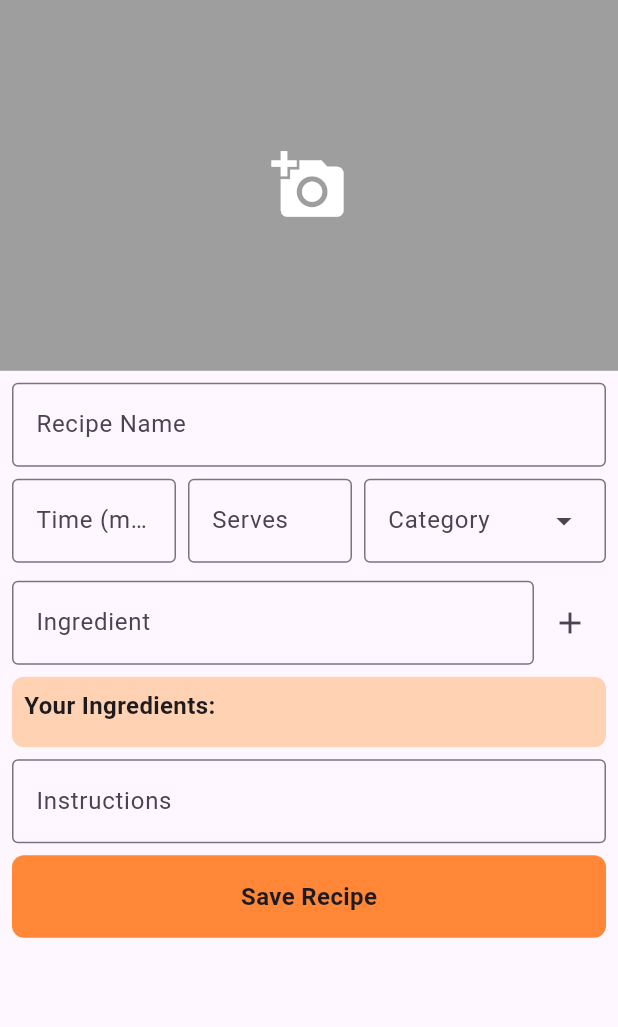
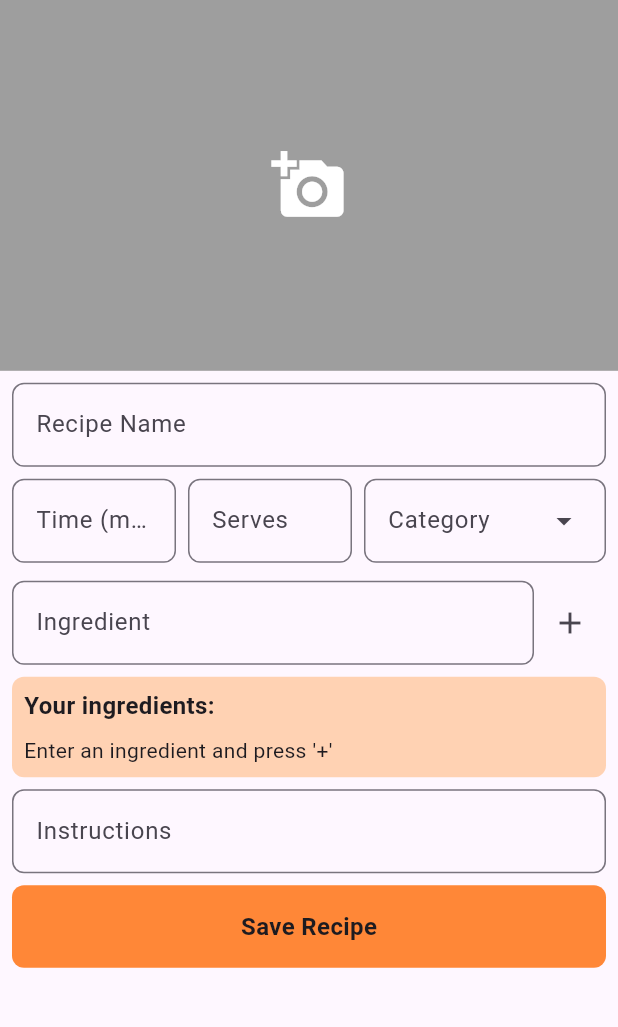
Before and after one commit to PypaertSybrin/app-eindopdracht, a Flutter app: the RecipeCreate screen opened directly, on a phone screen of 412 x 824 dp, the part 84-1111 px from its top. Run offline on Flutter 3.47's test engine with Material 3 defaults, Android fonts, the phone set to English and light mode, and no system bars; our stand-ins replace cloud_firestore, firebase_auth, firebase_core, firebase_storage, flutter_local_notifications, image_picker and 3 more; missing offline and left inert: dart:ffi; accounts and stored records are empty.

Commit message:
feat: added validation when creating recipe + change textfield layouts

```diff
--- a/tastytrade/lib/routes/auth/login.dart
+++ b/tastytrade/lib/routes/auth/login.dart
@@ -16,8 +16,8 @@ class Login extends StatefulWidget {
 }
 
 class _LoginState extends State<Login> {
-  String email = '';
-  String password = '';
+  String email = 'sybrin.pypaert@student.howest.be';
+  String password = 'Sybrin1234';
   bool isLoading = false;
   bool error = false;
 
@@ -108,6 +108,7 @@ class _LoginState extends State<Login> {
                         border: InputBorder.none,
                         labelStyle: TextStyle(color: Colors.grey[400]),
                       ),
+                      keyboardType: TextInputType.emailAddress,
                       cursorColor: Colors.black,
                       onChanged: (value) => email = value,
                     ),
--- a/tastytrade/lib/routes/auth/sign_up.dart
+++ b/tastytrade/lib/routes/auth/sign_up.dart
@@ -201,6 +201,7 @@ class _SignUpState extends State<SignUp> {
                         border: InputBorder.none,
                         labelStyle: TextStyle(color: Colors.grey[400]),
                       ),
+                      keyboardType: TextInputType.emailAddress,
                       cursorColor: Colors.black,
                       onChanged: (value) => email = value,
                     ),
--- a/tastytrade/lib/routes/recipe_create.dart
+++ b/tastytrade/lib/routes/recipe_create.dart
@@ -55,14 +55,19 @@ class _Recipe extends State<RecipeCreate> {
     setState(() {
       isLoading = true;
     });
+    if (image != null &&
+        recipeName.isNotEmpty &&
+        minutes != 0 &&
+        servings != 0 &&
+        category.isNotEmpty &&
+        ingredients.isNotEmpty &&
+        description.isNotEmpty) {
       String location = await getPictureReference();
       createrName = FirebaseAuth.instance.currentUser!.displayName!;
       createrUid = FirebaseAuth.instance.currentUser!.uid;
       if (FirebaseAuth.instance.currentUser!.photoURL != null) {
-      createrProfilePicture =
-          FirebaseAuth.instance.currentUser!.photoURL!;
+        createrProfilePicture = FirebaseAuth.instance.currentUser!.photoURL!;
       }
-
       final recipe = RecipeModel(
           docId: docId,
           imageLocation: location,
@@ -80,11 +85,17 @@ class _Recipe extends State<RecipeCreate> {
           date: DateTime.now());
 
       await context.read<GetRecipes>().addRecipe(recipe);
-
+      Navigator.pop(context);
+    } else {
+      ScaffoldMessenger.of(context).showSnackBar(
+        const SnackBar(
+          content: Text('Please fill in all fields and add an image.'),
+        ),
+      );
+    }
     setState(() {
       isLoading = false;
     });
-    // Navigator.pop(context);
   }
 
   void addIngredient() {
@@ -187,9 +198,18 @@ class _Recipe extends State<RecipeCreate> {
               child: Column(
                 children: [
                   TextField(
+                    cursorColor: Colors.black,
                     decoration: const InputDecoration(
                       labelText: 'Recipe Name',
-                      border: OutlineInputBorder(),
+                      border: OutlineInputBorder(
+                        borderRadius: BorderRadius.all(Radius.circular(8.0)),
+                      ),
+                      floatingLabelStyle: TextStyle(color: Colors.black),
+                      focusedBorder: OutlineInputBorder(
+                        borderSide: BorderSide(
+                            color: Colors.black), // Set border color here
+                        borderRadius: BorderRadius.all(Radius.circular(8.0)),
+                      ),
                     ),
                     onChanged: (value) => recipeName = value,
                   ),
@@ -200,9 +220,22 @@ class _Recipe extends State<RecipeCreate> {
                       children: [
                         Expanded(
                           child: TextField(
+                            cursorColor: Colors.black,
                             decoration: const InputDecoration(
                               labelText: 'Time (min.)',
-                              border: OutlineInputBorder(),
+                              border: OutlineInputBorder(
+                                borderRadius:
+                                    BorderRadius.all(Radius.circular(8.0)),
+                              ),
+                              floatingLabelStyle:
+                                  TextStyle(color: Colors.black),
+                              focusedBorder: OutlineInputBorder(
+                                borderSide: BorderSide(
+                                    color:
+                                        Colors.black), // Set border color here
+                                borderRadius:
+                                    BorderRadius.all(Radius.circular(8.0)),
+                              ),
                             ),
                             inputFormatters: [
                               FilteringTextInputFormatter.digitsOnly,
@@ -214,9 +247,22 @@ class _Recipe extends State<RecipeCreate> {
                         const SizedBox(width: 8),
                         Expanded(
                           child: TextField(
+                            cursorColor: Colors.black,
                             decoration: const InputDecoration(
                               labelText: 'Serves',
-                              border: OutlineInputBorder(),
+                              border: OutlineInputBorder(
+                                borderRadius:
+                                    BorderRadius.all(Radius.circular(8.0)),
+                              ),
+                              floatingLabelStyle:
+                                  TextStyle(color: Colors.black),
+                              focusedBorder: OutlineInputBorder(
+                                borderSide: BorderSide(
+                                    color:
+                                        Colors.black), // Set border color here
+                                borderRadius:
+                                    BorderRadius.all(Radius.circular(8.0)),
+                              ),
                             ),
                             inputFormatters: [
                               FilteringTextInputFormatter.digitsOnly,
@@ -227,6 +273,16 @@ class _Recipe extends State<RecipeCreate> {
                         ),
                         const SizedBox(width: 8),
                         DropdownMenu<String>(
+                          menuStyle: MenuStyle(
+                            backgroundColor: MaterialStateProperty.all<Color?>(
+                                Colors.grey[50]),
+                          ),
+                          inputDecorationTheme: const InputDecorationTheme(
+                            border: OutlineInputBorder(
+                              borderRadius:
+                                  BorderRadius.all(Radius.circular(8.0)),
+                            ),
+                          ),
                           hintText: 'Category',
                           dropdownMenuEntries: categories
                               .map<DropdownMenuEntry<String>>((String value) {
@@ -247,9 +303,20 @@ class _Recipe extends State<RecipeCreate> {
                     children: [
                       Expanded(
                         child: TextField(
+                          cursorColor: Colors.black,
                           decoration: const InputDecoration(
                             labelText: 'Ingredient',
-                            border: OutlineInputBorder(),
+                            border: OutlineInputBorder(
+                              borderRadius:
+                                  BorderRadius.all(Radius.circular(8.0)),
+                            ),
+                            floatingLabelStyle: TextStyle(color: Colors.black),
+                            focusedBorder: OutlineInputBorder(
+                              borderSide: BorderSide(
+                                  color: Colors.black), // Set border color here
+                              borderRadius:
+                                  BorderRadius.all(Radius.circular(8.0)),
+                            ),
                           ),
                           onChanged: (value) {
                             setState(() {
@@ -266,6 +333,7 @@ class _Recipe extends State<RecipeCreate> {
                   ),
                   const SizedBox(height: 8),
                   Container(
+                    width: double.infinity,
                     decoration: BoxDecoration(
                       borderRadius: BorderRadius.circular(8.0),
                       color: const Color(0xFFFFD2B3),
@@ -276,11 +344,14 @@ class _Recipe extends State<RecipeCreate> {
                           mainAxisAlignment: MainAxisAlignment.start,
                           crossAxisAlignment: CrossAxisAlignment.start,
                           children: [
-                            const Text('Your Ingredients:',
+                            const Text('Your ingredients:',
                                 style: TextStyle(
                                     fontSize: 16, fontWeight: FontWeight.bold)),
                             const SizedBox(height: 8),
-                            ListView.builder(
+                            ingredients.isEmpty
+                                ? const Text(
+                                    'Enter an ingredient and press \'+\'')
+                                : ListView.builder(
                                     shrinkWrap: true,
                                     itemCount: ingredients.length,
                                     itemBuilder: (context, index) {
@@ -307,11 +378,20 @@ class _Recipe extends State<RecipeCreate> {
                   ),
                   const SizedBox(height: 8),
                   TextField(
+                    cursorColor: Colors.black,
                     keyboardType: TextInputType.multiline,
                     maxLines: null,
                     decoration: const InputDecoration(
                       labelText: 'Instructions',
-                      border: OutlineInputBorder(),
+                      border: OutlineInputBorder(
+                        borderRadius: BorderRadius.all(Radius.circular(8.0)),
+                      ),
+                      floatingLabelStyle: TextStyle(color: Colors.black),
+                      focusedBorder: OutlineInputBorder(
+                        borderSide: BorderSide(
+                            color: Colors.black), // Set border color here
+                        borderRadius: BorderRadius.all(Radius.circular(8.0)),
+                      ),
                     ),
                     onChanged: (value) => description = value,
                   ),
```
Lines whose indentation alone changed are shown as unchanged.
